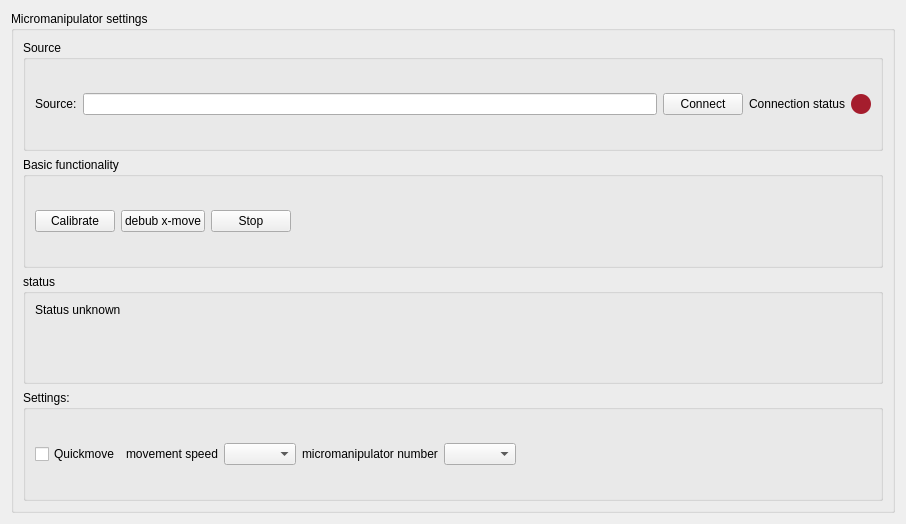
The window that plugins/Sutter/Sutter_settingsWidget.ui (pyIVLS/pyIVLS) describes before a commit, drawn with Qt 5.
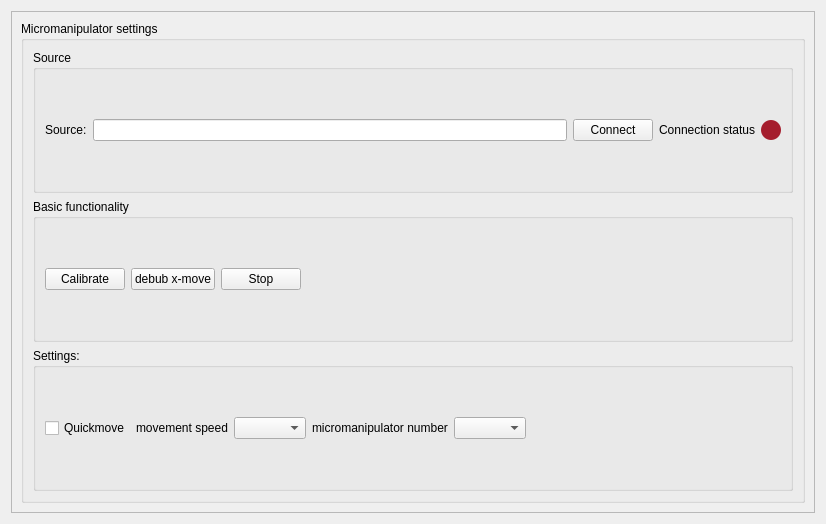
The same window after the commit.

Patch:
```diff
--- a/plugins/Sutter/Sutter_settingsWidget.ui
+++ b/plugins/Sutter/Sutter_settingsWidget.ui
@@ -6,7 +6,7 @@
    <rect>
     <x>0</x>
     <y>0</y>
-    <width>906</width>
+    <width>826</width>
     <height>524</height>
    </rect>
   </property>
@@ -21,6 +21,21 @@
   </property>
   <layout class="QGridLayout" name="gridLayout">
    <item row="0" column="0">
+    <widget class="QScrollArea" name="scrollArea">
+     <property name="widgetResizable">
+      <bool>true</bool>
+     </property>
+     <widget class="QWidget" name="scrollAreaWidgetContents">
+      <property name="geometry">
+       <rect>
+        <x>0</x>
+        <y>0</y>
+        <width>806</width>
+        <height>504</height>
+       </rect>
+      </property>
+      <layout class="QVBoxLayout" name="verticalLayout_2">
+       <item>
     <widget class="QGroupBox" name="groupBox_general">
      <property name="title">
       <string>Micromanipulator settings</string>
@@ -128,25 +143,6 @@
         </layout>
        </widget>
       </item>
-      <item>
-       <widget class="QGroupBox" name="groupBox">
-        <property name="title">
-         <string>status</string>
-        </property>
-        <layout class="QHBoxLayout" name="horizontalLayout_4">
-         <item>
-          <widget class="QLabel" name="statusLabel">
-           <property name="text">
-            <string>Status unknown</string>
-           </property>
-           <property name="alignment">
-            <set>Qt::AlignmentFlag::AlignLeading|Qt::AlignmentFlag::AlignLeft|Qt::AlignmentFlag::AlignTop</set>
-           </property>
-          </widget>
-         </item>
-        </layout>
-       </widget>
-      </item>
       <item>
        <widget class="QGroupBox" name="saveBox">
         <property name="title">
@@ -200,6 +196,10 @@
        </widget>
       </item>
      </layout>
+        </widget>
+       </item>
+      </layout>
+     </widget>
     </widget>
    </item>
   </layout>
```
Lines whose indentation alone changed are shown as unchanged.
